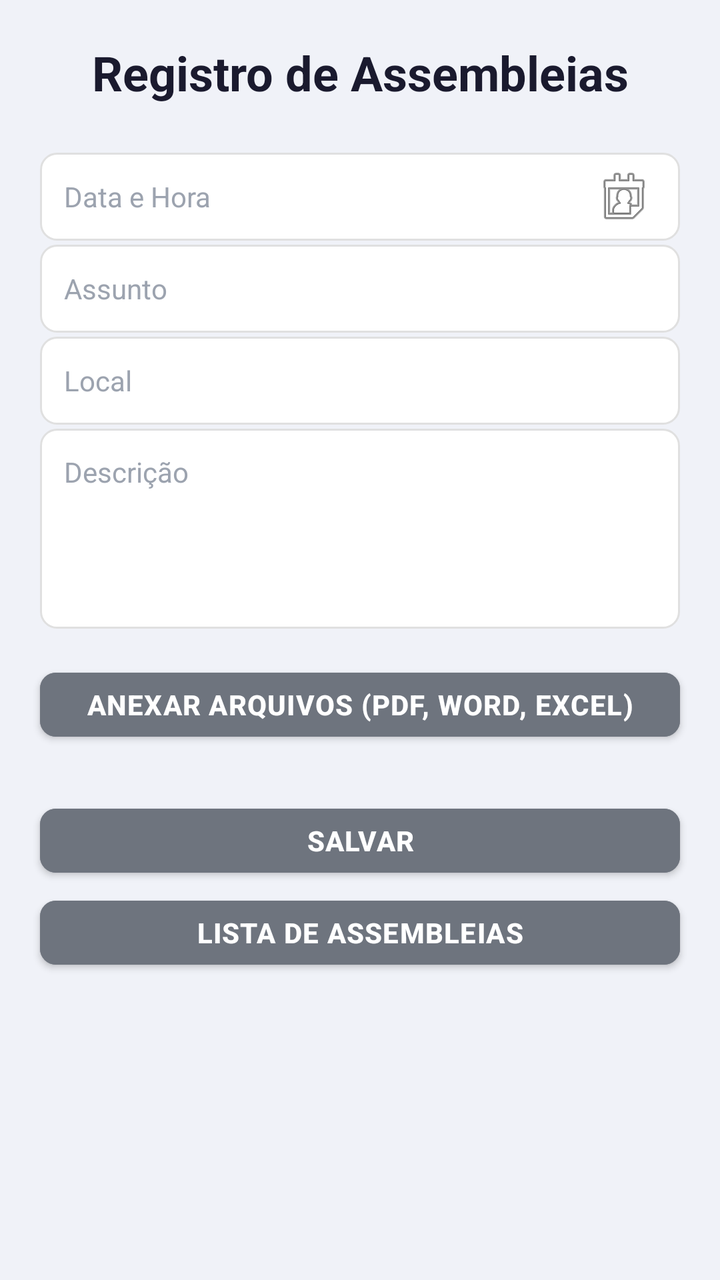
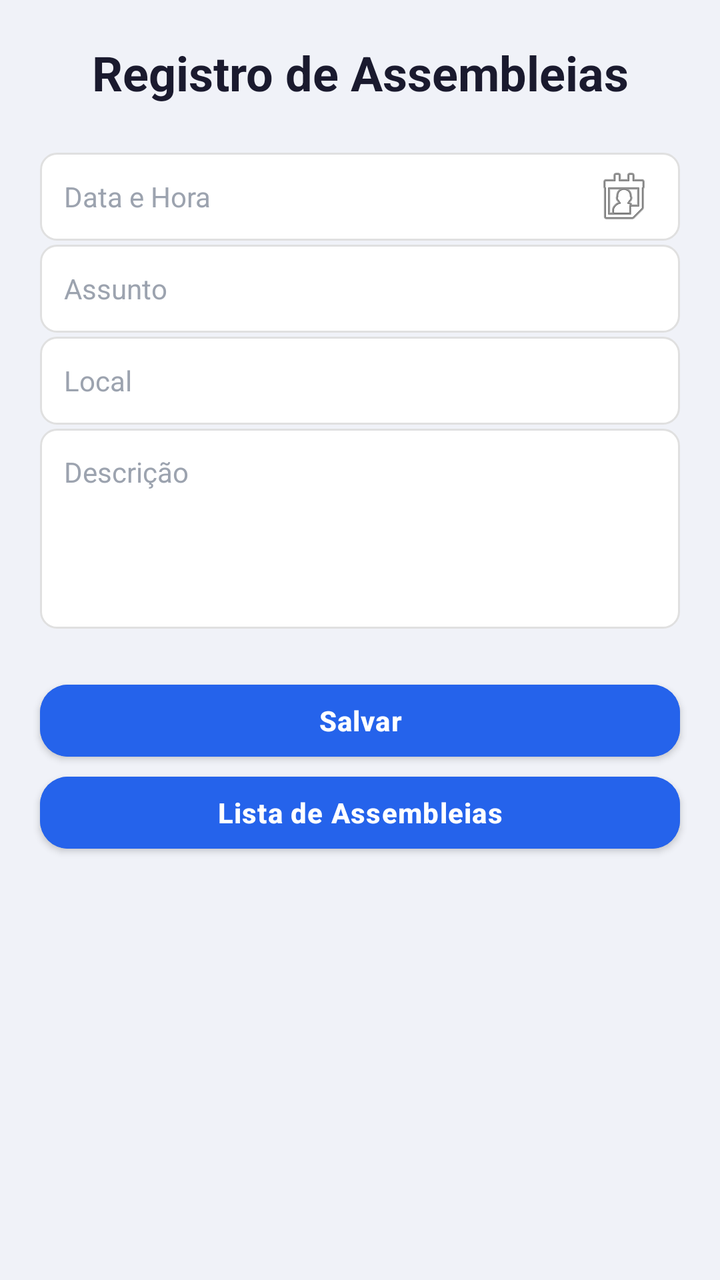

An Android layout rendered at two revisions. The XML below is the earlier revision; the diff shows what the commit changed to produce the second picture.
<!-- AndroidManifest.xml: application theme AppTheme -->
<!-- res/layout/activity_registro_assembleias.xml -->
<?xml version="1.0" encoding="utf-8"?>
<ScrollView xmlns:android="http://schemas.android.com/apk/res/android"
    xmlns:app="http://schemas.android.com/apk/res-auto"
    android:layout_width="match_parent"
    android:layout_height="match_parent"
    android:fillViewport="true"
    android:background="#F0F2F8">

    <androidx.constraintlayout.widget.ConstraintLayout
        android:layout_width="match_parent"
        android:layout_height="wrap_content"
        android:paddingBottom="24dp">

        
        <TextView
            android:id="@+id/tituloRegistro"
            android:layout_width="0dp"
            android:layout_height="wrap_content"
            android:text="Registro de Assembleias"
            android:textSize="24sp"
            android:textStyle="bold"
            android:textColor="#1A1A2E"
            android:gravity="center"
            android:layout_marginTop="20dp"
            app:layout_constraintTop_toTopOf="parent"
            app:layout_constraintStart_toStartOf="parent"
            app:layout_constraintEnd_toEndOf="parent" />

        
        <EditText
            android:id="@+id/editDataHora"
            android:layout_width="0dp"
            android:layout_height="44dp"
            android:layout_marginStart="20dp"
            android:layout_marginEnd="20dp"
            android:layout_marginTop="24dp"
            android:hint="Data e Hora"
            android:background="@drawable/edittext_background"
            android:paddingStart="12dp"
            android:paddingEnd="12dp"
            android:textSize="14sp"
            android:textColor="#1A1A2E"
            android:textColorHint="#9CA3AF"
            android:focusable="false"
            android:clickable="true"
            android:inputType="none"
            android:drawableEnd="@android:drawable/ic_menu_my_calendar"
            app:layout_constraintTop_toBottomOf="@id/tituloRegistro"
            app:layout_constraintStart_toStartOf="parent"
            app:layout_constraintEnd_toEndOf="parent" />

        
        <EditText
            android:id="@+id/editAssunto"
            android:layout_width="0dp"
            android:layout_height="44dp"
            android:layout_marginStart="20dp"
            android:layout_marginEnd="20dp"
            android:layout_marginTop="2dp"
            android:hint="Assunto"
            android:background="@drawable/edittext_background"
            android:paddingStart="12dp"
            android:paddingEnd="12dp"
            android:textSize="14sp"
            android:textColor="#1A1A2E"
            android:textColorHint="#9CA3AF"
            app:layout_constraintTop_toBottomOf="@id/editDataHora"
            app:layout_constraintStart_toStartOf="parent"
            app:layout_constraintEnd_toEndOf="parent" />

        
        <EditText
            android:id="@+id/editLocal"
            android:layout_width="0dp"
            android:layout_height="44dp"
            android:layout_marginStart="20dp"
            android:layout_marginEnd="20dp"
            android:layout_marginTop="2dp"
            android:hint="Local"
            android:background="@drawable/edittext_background"
            android:paddingStart="12dp"
            android:paddingEnd="12dp"
            android:textSize="14sp"
            android:textColor="#1A1A2E"
            android:textColorHint="#9CA3AF"
            app:layout_constraintTop_toBottomOf="@id/editAssunto"
            app:layout_constraintStart_toStartOf="parent"
            app:layout_constraintEnd_toEndOf="parent" />

        
        <EditText
            android:id="@+id/editDescricao"
            android:layout_width="0dp"
            android:layout_height="100dp"
            android:layout_marginStart="20dp"
            android:layout_marginEnd="20dp"
            android:layout_marginTop="2dp"
            android:hint="Descrição"
            android:background="@drawable/edittext_background"
            android:paddingStart="12dp"
            android:paddingEnd="12dp"
            android:paddingTop="12dp"
            android:paddingBottom="12dp"
            android:textSize="14sp"
            android:textColor="#1A1A2E"
            android:textColorHint="#9CA3AF"
            android:inputType="textMultiLine"
            android:gravity="top"
            app:layout_constraintTop_toBottomOf="@id/editLocal"
            app:layout_constraintStart_toStartOf="parent"
            app:layout_constraintEnd_toEndOf="parent" />

        
        <Button
            android:id="@+id/buttonAnexarArquivos"
            android:layout_width="0dp"
            android:layout_height="44dp"
            android:layout_marginStart="20dp"
            android:layout_marginEnd="20dp"
            android:layout_marginTop="16dp"
            android:backgroundTint="#6E747E"
            android:elevation="2dp"
            android:letterSpacing="0.03"
            android:text="Anexar Arquivos (PDF, Word, Excel)"
            android:textColor="#FFFFFF"
            android:textSize="14sp"
            android:textStyle="bold"
            app:cornerRadius="8dp"
            app:layout_constraintTop_toBottomOf="@id/editDescricao"
            app:layout_constraintStart_toStartOf="parent"
            app:layout_constraintEnd_toEndOf="parent" />

        
        <LinearLayout
            android:id="@+id/layoutAnexosContainer"
            android:layout_width="0dp"
            android:layout_height="wrap_content"
            android:layout_marginStart="20dp"
            android:layout_marginEnd="20dp"
            android:layout_marginTop="4dp"
            android:orientation="vertical"
            app:layout_constraintTop_toBottomOf="@id/buttonAnexarArquivos"
            app:layout_constraintStart_toStartOf="parent"
            app:layout_constraintEnd_toEndOf="parent" />

        
        <androidx.recyclerview.widget.RecyclerView
            android:id="@+id/recyclerAnexos"
            android:layout_width="0dp"
            android:layout_height="wrap_content"
            android:layout_marginStart="20dp"
            android:layout_marginEnd="20dp"
            android:layout_marginTop="4dp"
            android:nestedScrollingEnabled="false"
            app:layout_constraintTop_toBottomOf="@id/layoutAnexosContainer"
            app:layout_constraintStart_toStartOf="parent"
            app:layout_constraintEnd_toEndOf="parent" />

        
        <Button
            android:id="@+id/buttonSalvar"
            android:layout_width="0dp"
            android:layout_height="44dp"
            android:layout_marginStart="20dp"
            android:layout_marginEnd="20dp"
            android:layout_marginTop="16dp"
            android:backgroundTint="#6E747E"
            android:elevation="2dp"
            android:letterSpacing="0.03"
            android:text="Salvar"
            android:textColor="#FFFFFF"
            android:textSize="14sp"
            android:textStyle="bold"
            app:cornerRadius="8dp"
            app:layout_constraintTop_toBottomOf="@id/recyclerAnexos"
            app:layout_constraintStart_toStartOf="parent"
            app:layout_constraintEnd_toEndOf="parent" />

        
        <Button
            android:id="@+id/buttonListaAssembleias"
            android:layout_width="0dp"
            android:layout_height="44dp"
            android:layout_marginStart="20dp"
            android:layout_marginEnd="20dp"
            android:layout_marginTop="2dp"
            android:backgroundTint="#6E747E"
            android:elevation="2dp"
            android:letterSpacing="0.03"
            android:text="Lista de Assembleias"
            android:textColor="#FFFFFF"
            android:textSize="14sp"
            android:textStyle="bold"
            app:cornerRadius="8dp"
            app:layout_constraintTop_toBottomOf="@id/buttonSalvar"
            app:layout_constraintStart_toStartOf="parent"
            app:layout_constraintEnd_toEndOf="parent" />

    </androidx.constraintlayout.widget.ConstraintLayout>
</ScrollView>
<!-- resources referenced by this layout -->
<resources>
  <!-- drawable edittext_background (drawable) -->
  <?xml version="1.0" encoding="utf-8"?>
  <shape xmlns:android="http://schemas.android.com/apk/res/android">
      <solid android:color="#FFFFFF" />
      <corners android:radius="8dp" />
      <stroke android:width="1dp" android:color="#E0E0E0" />
      <padding
          android:left="12dp"
          android:top="12dp"
          android:right="12dp"
          android:bottom="12dp" />
  </shape>
  <style name="AppTheme" parent="Theme.MaterialComponents.DayNight.DarkActionBar">
          <item name="colorPrimary">@color/colorPrimary</item>
          <item name="colorPrimaryDark">@color/black</item>
          <item name="colorAccent">@color/black</item>
          <item name="android:windowBackground">@color/white</item>
          <item name="android:textColor">@color/black</item>
          <item name="android:textColorPrimary">@color/corTitulo</item>
  
          
          <item name="materialButtonStyle">@style/Widget.Condominio.Button</item>
          <item name="textInputStyle">@style/Widget.Condominio.TextInputLayout</item>
      </style>
  <color name="colorPrimary">#062AF2</color>
  <color name="black">#000000</color>
  <color name="white">#FFFFFF</color>
  <color name="corTitulo">#070707</color>
  <style name="Widget.Condominio.Button" parent="Widget.MaterialComponents.Button">
          <item name="backgroundTint">@color/colorPrimary</item>
          <item name="android:textColor">@color/white</item>
          <item name="cornerRadius">8dp</item>
      </style>
  <style name="Widget.Condominio.TextInputLayout" parent="Widget.MaterialComponents.TextInputLayout.OutlinedBox">
          <item name="boxBackgroundColor">@color/white</item>
          <item name="boxStrokeColor">@color/colorPrimary</item>
          <item name="hintTextColor">@color/colorPrimary</item>
          <item name="android:textColorHint">@color/colorPrimary</item>
      </style>
</resources>

<!-- the commit's change to res/layout/activity_registro_assembleias.xml (unified diff, before → after) -->
@@ -111,52 +111,18 @@
             app:layout_constraintEnd_toEndOf="parent" />
 
         
-        <Button
-            android:id="@+id/buttonAnexarArquivos"
+        <LinearLayout
+            android:id="@+id/painelAnexos"
             android:layout_width="0dp"
-            android:layout_height="44dp"
+            android:layout_height="wrap_content"
             android:layout_marginStart="20dp"
             android:layout_marginEnd="20dp"
-            android:layout_marginTop="16dp"
-            android:backgroundTint="#6E747E"
-            android:elevation="2dp"
-            android:letterSpacing="0.03"
-            android:text="Anexar Arquivos (PDF, Word, Excel)"
-            android:textColor="#FFFFFF"
-            android:textSize="14sp"
-            android:textStyle="bold"
-            app:cornerRadius="8dp"
+            android:layout_marginTop="8dp"
+            android:orientation="vertical"
             app:layout_constraintTop_toBottomOf="@id/editDescricao"
             app:layout_constraintStart_toStartOf="parent"
             app:layout_constraintEnd_toEndOf="parent" />
 
-        
-        <LinearLayout
-            android:id="@+id/layoutAnexosContainer"
-            android:layout_width="0dp"
-            android:layout_height="wrap_content"
-            android:layout_marginStart="20dp"
-            android:layout_marginEnd="20dp"
-            android:layout_marginTop="4dp"
-            android:orientation="vertical"
-            app:layout_constraintTop_toBottomOf="@id/buttonAnexarArquivos"
-            app:layout_constraintStart_toStartOf="parent"
-            app:layout_constraintEnd_toEndOf="parent" />
-
-        
-        <androidx.recyclerview.widget.RecyclerView
-            android:id="@+id/recyclerAnexos"
-            android:layout_width="0dp"
-            android:layout_height="wrap_content"
-            android:layout_marginStart="20dp"
-            android:layout_marginEnd="20dp"
-            android:layout_marginTop="4dp"
-            android:nestedScrollingEnabled="false"
-            app:layout_constraintTop_toBottomOf="@id/layoutAnexosContainer"
-            app:layout_constraintStart_toStartOf="parent"
-            app:layout_constraintEnd_toEndOf="parent" />
-
-        
         <Button
             android:id="@+id/buttonSalvar"
             android:layout_width="0dp"
@@ -164,15 +130,15 @@
             android:layout_marginStart="20dp"
             android:layout_marginEnd="20dp"
             android:layout_marginTop="16dp"
-            android:backgroundTint="#6E747E"
+            android:backgroundTint="@color/botaoPrimario"
             android:elevation="2dp"
             android:letterSpacing="0.03"
             android:text="Salvar"
             android:textColor="#FFFFFF"
             android:textSize="14sp"
             android:textStyle="bold"
-            app:cornerRadius="8dp"
-            app:layout_constraintTop_toBottomOf="@id/recyclerAnexos"
+            app:cornerRadius="14dp"
+            app:layout_constraintTop_toBottomOf="@id/painelAnexos"
             app:layout_constraintStart_toStartOf="parent"
             app:layout_constraintEnd_toEndOf="parent" />
 
@@ -184,14 +150,14 @@
             android:layout_marginStart="20dp"
             android:layout_marginEnd="20dp"
             android:layout_marginTop="2dp"
-            android:backgroundTint="#6E747E"
+            android:backgroundTint="@color/botaoPrimario"
             android:elevation="2dp"
             android:letterSpacing="0.03"
             android:text="Lista de Assembleias"
             android:textColor="#FFFFFF"
             android:textSize="14sp"
             android:textStyle="bold"
-            app:cornerRadius="8dp"
+            app:cornerRadius="14dp"
             app:layout_constraintTop_toBottomOf="@id/buttonSalvar"
             app:layout_constraintStart_toStartOf="parent"
             app:layout_constraintEnd_toEndOf="parent" />
<!-- resource entries referenced after the edit -->
@@ -1,5 +1,6 @@
 <!-- resources referenced by this layout -->
 <resources>
+  <color name="botaoPrimario">#2563EB</color>
   <!-- drawable edittext_background (drawable) -->
   <?xml version="1.0" encoding="utf-8"?>
   <shape xmlns:android="http://schemas.android.com/apk/res/android">
@@ -24,14 +25,24 @@
           <item name="materialButtonStyle">@style/Widget.Condominio.Button</item>
           <item name="textInputStyle">@style/Widget.Condominio.TextInputLayout</item>
       </style>
-  <color name="colorPrimary">#062AF2</color>
+  <color name="colorPrimary">#1E3A8A</color>
   <color name="black">#000000</color>
   <color name="white">#FFFFFF</color>
   <color name="corTitulo">#070707</color>
   <style name="Widget.Condominio.Button" parent="Widget.MaterialComponents.Button">
-          <item name="backgroundTint">@color/colorPrimary</item>
+          <item name="backgroundTint">@color/botaoPrimario</item>
           <item name="android:textColor">@color/white</item>
-          <item name="cornerRadius">8dp</item>
+          <item name="cornerRadius">14dp</item>
+          <item name="android:textAllCaps">false</item>
+          <item name="android:textStyle">bold</item>
+          <item name="android:textSize">15sp</item>
+          <item name="android:letterSpacing">0.01</item>
+          <item name="android:minHeight">52dp</item>
+          <item name="android:insetTop">4dp</item>
+          <item name="android:insetBottom">4dp</item>
+          <item name="android:elevation">2dp</item>
+          <item name="iconTint">@color/white</item>
+          <item name="iconPadding">8dp</item>
       </style>
   <style name="Widget.Condominio.TextInputLayout" parent="Widget.MaterialComponents.TextInputLayout.OutlinedBox">
           <item name="boxBackgroundColor">@color/white</item>
